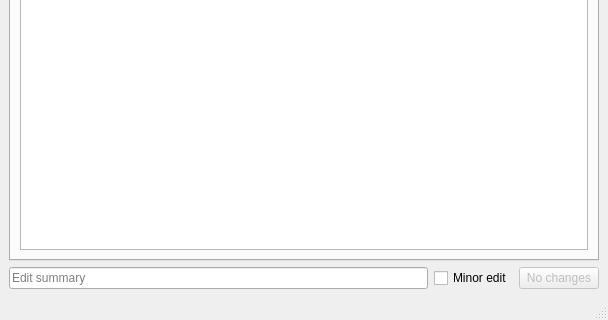
Above: weboob/applications/qwebcontentedit/ui/main_window.ui from laurentb/weboob before the change; both pictures show x 0 to 608 and y 289 to 609 of the 608 by 609 pixel window. Below: the same form after it.
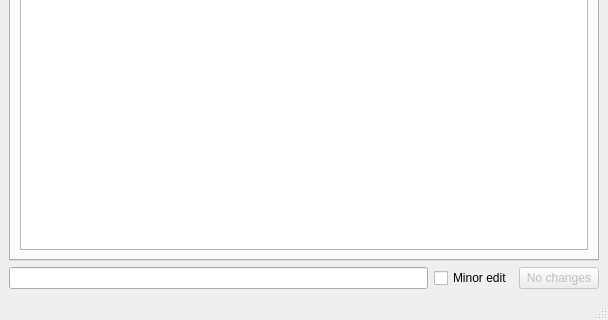
That is the form after the change.

Commit message:
Small UI fixes. Compatibility with Qt version < 4.7.
 - error callback for loadHistory, to make the reload button enabled again after an error
 - remove descriptionEdit's placeholder (for compatibilty with earlier versions of Qt)
 - add placeholder text to descriptionEdit if supported by the user's version of Qt
 - set contentEdit read-only while loading a new page
 - saveButton was still showing "Saving" after saving had failed

Diff of the .ui file:
```diff
--- a/weboob/applications/qwebcontentedit/ui/main_window.ui
+++ b/weboob/applications/qwebcontentedit/ui/main_window.ui
@@ -147,9 +147,6 @@
         <property name="text">
          <string/>
         </property>
-        <property name="placeholderText">
-         <string>Edit summary</string>
-        </property>
        </widget>
       </item>
       <item>
```
The commit also changes 1 other file.
